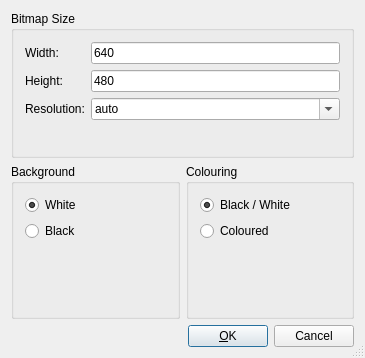
Qt form librecad/src/ui/forms/qg_dlgimageoptions.ui (LibreCAD/LibreCAD) before a commit.
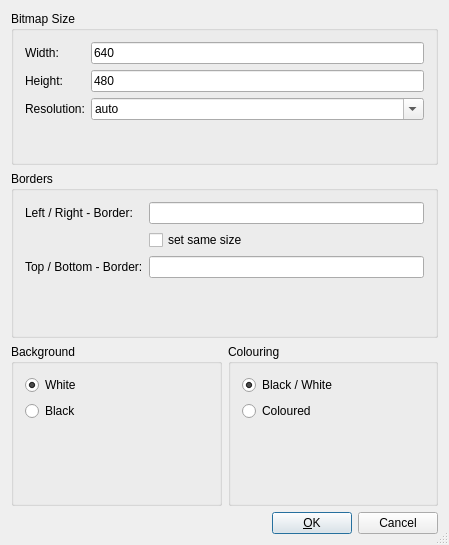
The same form after that commit.

Commit message: Added compiler commands for svg export only over qt4.3 Started options for borders in export dialog

```diff
--- a/librecad/src/ui/forms/qg_dlgimageoptions.ui
+++ b/librecad/src/ui/forms/qg_dlgimageoptions.ui
@@ -6,8 +6,8 @@
    <rect>
     <x>0</x>
     <y>0</y>
-    <width>365</width>
-    <height>358</height>
+    <width>449</width>
+    <height>545</height>
    </rect>
   </property>
   <property name="windowTitle">
@@ -43,7 +43,7 @@
         </property>
        </widget>
       </item>
-      <item row="3" column="1">
+      <item row="3" column="0" colspan="2">
        <spacer name="vspacer2">
         <property name="orientation">
          <enum>Qt::Vertical</enum>
@@ -59,22 +59,6 @@
         </property>
        </spacer>
       </item>
-      <item row="3" column="0">
-       <spacer name="vspacer1">
-        <property name="orientation">
-         <enum>Qt::Vertical</enum>
-        </property>
-        <property name="sizeType">
-         <enum>QSizePolicy::Expanding</enum>
-        </property>
-        <property name="sizeHint" stdset="0">
-         <size>
-          <width>20</width>
-          <height>31</height>
-         </size>
-        </property>
-       </spacer>
-      </item>
       <item row="1" column="1">
        <widget class="QLineEdit" name="leHeight">
         <property name="text">
@@ -194,7 +178,7 @@
      </layout>
     </widget>
    </item>
-   <item row="1" column="0">
+   <item row="2" column="0">
     <widget class="QGroupBox" name="bgBackground">
      <property name="title">
       <string>Background</string>
@@ -249,7 +233,7 @@
      </layout>
     </widget>
    </item>
-   <item row="2" column="0" colspan="2">
+   <item row="3" column="0" colspan="2">
     <layout class="QHBoxLayout">
      <property name="spacing">
       <number>6</number>
@@ -304,8 +288,8 @@
      </item>
     </layout>
    </item>
-   <item row="1" column="1">
-    <widget class="QGroupBox" name="Colouring">
+   <item row="2" column="1">
+    <widget class="QGroupBox" name="bgColouring">
      <property name="title">
       <string>Colouring</string>
      </property>
@@ -356,6 +340,59 @@
      </layout>
     </widget>
    </item>
+   <item row="1" column="0" colspan="2">
+    <widget class="QGroupBox" name="bgBorders">
+     <property name="title">
+      <string>Borders</string>
+     </property>
+     <layout class="QFormLayout" name="formLayout">
+      <item row="1" column="1">
+       <widget class="QLineEdit" name="leLeftRight">
+        <property name="text">
+         <string/>
+        </property>
+       </widget>
+      </item>
+      <item row="3" column="1">
+       <widget class="QLineEdit" name="leTopBottom"/>
+      </item>
+      <item row="3" column="0">
+       <widget class="QLabel" name="lTopBottom">
+        <property name="text">
+         <string>Top / Bottom - Border:</string>
+        </property>
+       </widget>
+      </item>
+      <item row="1" column="0">
+       <widget class="QLabel" name="lLeftRight">
+        <property name="text">
+         <string>Left / Right - Border:</string>
+        </property>
+       </widget>
+      </item>
+      <item row="5" column="0" colspan="2">
+       <spacer name="vspacer5">
+        <property name="orientation">
+         <enum>Qt::Vertical</enum>
+        </property>
+        <property name="sizeHint" stdset="0">
+         <size>
+          <width>20</width>
+          <height>40</height>
+         </size>
+        </property>
+       </spacer>
+      </item>
+      <item row="2" column="1">
+       <widget class="QCheckBox" name="cbSameBorders">
+        <property name="text">
+         <string>set same size</string>
+        </property>
+       </widget>
+      </item>
+     </layout>
+    </widget>
+   </item>
   </layout>
  </widget>
  <layoutdefault spacing="6" margin="11"/>
```
Left out of the diff: 34 changed lines with no effect on the pictures. The commit also changes 8 other files.
